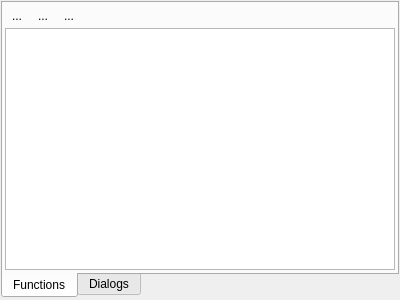
Above: limereport/scriptbrowser/lrscriptbrowser.ui from fralx/LimeReport before the change. Below: the same form after it.
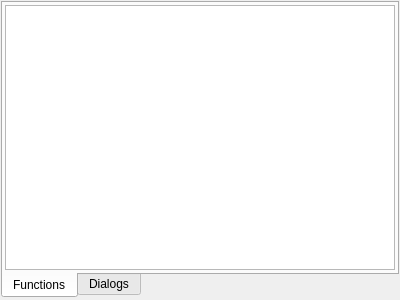
That is the form after the change. Icons and pictures are not drawn.

Commit message: Unused buttons removed

The edit to the form file:
```diff
--- a/limereport/scriptbrowser/lrscriptbrowser.ui
+++ b/limereport/scriptbrowser/lrscriptbrowser.ui
@@ -57,86 +57,6 @@
        <property name="bottomMargin">
         <number>2</number>
        </property>
-       <item>
-        <layout class="QHBoxLayout" name="horizontalLayout">
-         <property name="spacing">
-          <number>2</number>
-         </property>
-         <item>
-          <widget class="QToolButton" name="toolButton_2">
-           <property name="text">
-            <string>...</string>
-           </property>
-           <property name="icon">
-            <iconset resource="lrscriptbrowser.qrc">
-             <normaloff>:/scriptbrowser/images/function_add</normaloff>:/scriptbrowser/images/function_add</iconset>
-           </property>
-           <property name="iconSize">
-            <size>
-             <width>16</width>
-             <height>16</height>
-            </size>
-           </property>
-           <property name="autoRaise">
-            <bool>true</bool>
-           </property>
-          </widget>
-         </item>
-         <item>
-          <widget class="QToolButton" name="toolButton">
-           <property name="text">
-            <string>...</string>
-           </property>
-           <property name="icon">
-            <iconset resource="lrscriptbrowser.qrc">
-             <normaloff>:/scriptbrowser/images/function_edit</normaloff>:/scriptbrowser/images/function_edit</iconset>
-           </property>
-           <property name="iconSize">
-            <size>
-             <width>16</width>
-             <height>16</height>
-            </size>
-           </property>
-           <property name="autoRaise">
-            <bool>true</bool>
-           </property>
-          </widget>
-         </item>
-         <item>
-          <widget class="QToolButton" name="toolButton_3">
-           <property name="text">
-            <string>...</string>
-           </property>
-           <property name="icon">
-            <iconset resource="lrscriptbrowser.qrc">
-             <normaloff>:/scriptbrowser/images/function_delete</normaloff>:/scriptbrowser/images/function_delete</iconset>
-           </property>
-           <property name="iconSize">
-            <size>
-             <width>16</width>
-             <height>16</height>
-            </size>
-           </property>
-           <property name="autoRaise">
-            <bool>true</bool>
-           </property>
-          </widget>
-         </item>
-         <item>
-          <spacer name="horizontalSpacer">
-           <property name="orientation">
-            <enum>Qt::Horizontal</enum>
-           </property>
-           <property name="sizeHint" stdset="0">
-            <size>
-             <width>40</width>
-             <height>20</height>
-            </size>
-           </property>
-          </spacer>
-         </item>
-        </layout>
-       </item>
        <item>
         <widget class="QTreeWidget" name="twFunctions">
          <attribute name="headerVisible">
```
Left out of the diff: 7 changed lines with no effect on the pictures.
